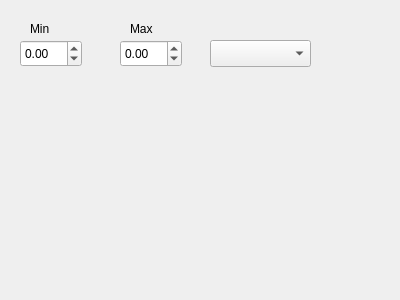
Before: the Qt Designer form clients/script_scanner_gui/script_explorer/editors/parameter.ui in HaeffnerLab/Haeffner-Lab-LabRAD-Tools, drawn with Qt 5.
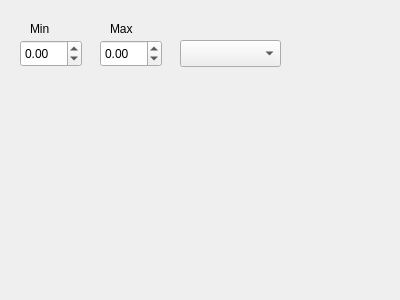
After: the same form once the commit is applied.

Commit message: fixed a bug in parameter vault new parameter saving.

```diff
--- a/clients/script_scanner_gui/script_explorer/editors/parameter.ui
+++ b/clients/script_scanner_gui/script_explorer/editors/parameter.ui
@@ -16,7 +16,7 @@
   <widget class="QComboBox" name="uiUnit">
    <property name="geometry">
     <rect>
-     <x>210</x>
+     <x>180</x>
      <y>40</y>
      <width>101</width>
      <height>27</height>
@@ -42,7 +42,7 @@
   <widget class="QDoubleSpinBox" name="uiMax">
    <property name="geometry">
     <rect>
-     <x>120</x>
+     <x>100</x>
      <y>40</y>
      <width>62</width>
      <height>27</height>
@@ -71,7 +71,7 @@
   <widget class="QLabel" name="label_2">
    <property name="geometry">
     <rect>
-     <x>130</x>
+     <x>110</x>
      <y>20</y>
      <width>66</width>
      <height>17</height>
```
The commit also changes 6 other files.
